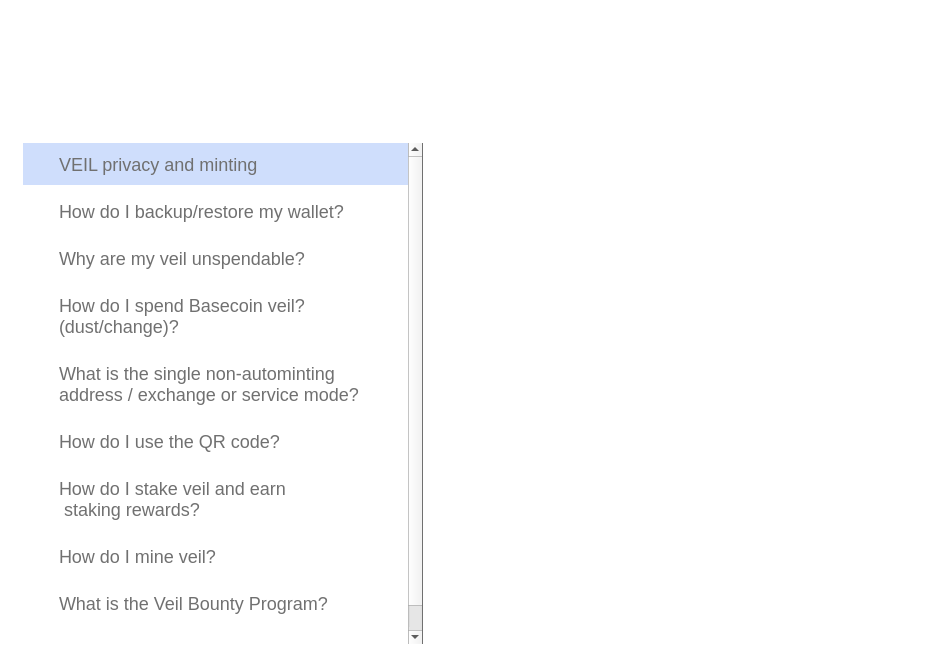
First picture: the form in src/qt/veil/forms/settingsfaq.ui, repository Veil-Project/veil, before the edit.
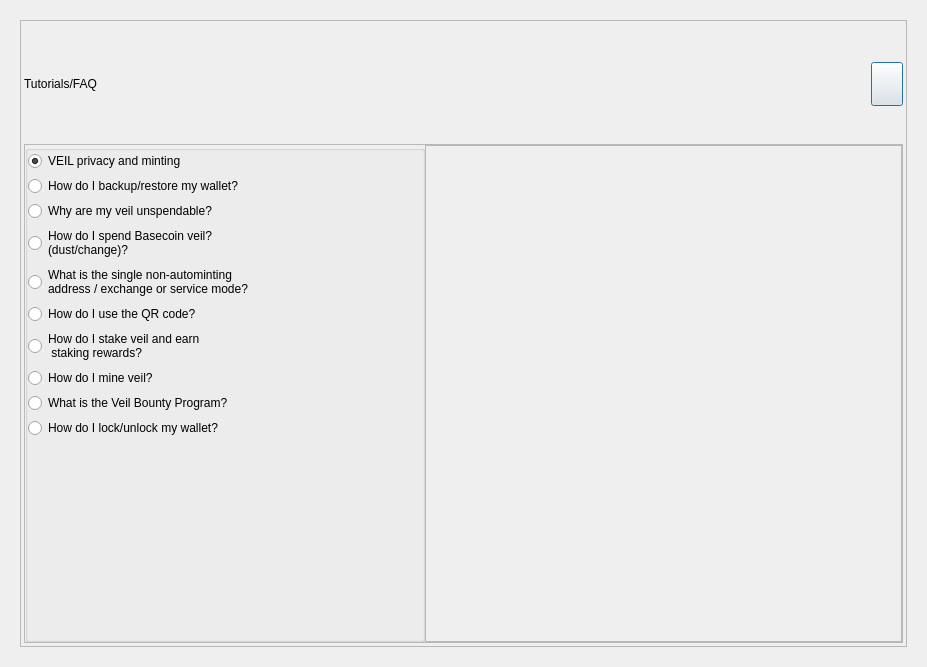
Second picture: the form after the edit. Icons and pictures are not drawn.

```diff
--- a/src/qt/veil/forms/settingsfaq.ui
+++ b/src/qt/veil/forms/settingsfaq.ui
@@ -19,11 +19,6 @@
   <property name="windowTitle">
    <string>Form</string>
   </property>
-  <property name="styleSheet">
-   <string notr="true">#SettingsFaq{
-	background-color:transparent;
-}</string>
-  </property>
   <layout class="QVBoxLayout" name="verticalLayout_2">
    <property name="spacing">
     <number>0</number>
@@ -48,13 +43,6 @@
        <height>0</height>
       </size>
      </property>
-     <property name="styleSheet">
-      <string notr="true">#frameBase{
- border:none;
-  background-color: transparent;
-  border-radius: 20px;
-}</string>
-     </property>
      <property name="frameShape">
       <enum>QFrame::StyledPanel</enum>
      </property>
@@ -91,15 +79,6 @@
           <height>150</height>
          </size>
         </property>
-        <property name="styleSheet">
-         <string notr="true">#frame{
-border-image: url(&quot;:/icons/img-banner-top-png&quot;) 0 0 0 0 stretch stretch;
-    padding:10px;
-    margin:0px;
-    border-top-right-radius: 20px;
-    border-top-left-radius: 20px;
-}</string>
-        </property>
         <property name="frameShape">
          <enum>QFrame::NoFrame</enum>
         </property>
@@ -135,12 +114,6 @@
              <property name="layoutDirection">
               <enum>Qt::LeftToRight</enum>
              </property>
-             <property name="styleSheet">
-              <string notr="true">#frame_t{
-background:none;
-background-color:transparent;
-}</string>
-             </property>
              <layout class="QHBoxLayout" name="horizontalLayout_4">
               <property name="spacing">
                <number>6</number>
@@ -159,13 +132,6 @@
               </property>
               <item alignment="Qt::AlignVCenter">
                <widget class="QLabel" name="label_3">
-                <property name="styleSheet">
-                 <string notr="true">text-align: left;
-  color: #ffffff;
-font-size:40px;
-font-weight:light;
-</string>
-                </property>
                 <property name="text">
                  <string>Tutorials/FAQ</string>
                 </property>
@@ -196,14 +162,6 @@
                  <height>44</height>
                 </size>
                </property>
-               <property name="styleSheet">
-                <string notr="true">#btnEsc {
-background-color:transparent;
-border:0px;
-background-repeat:no-repeat;
-background-position: center;
-}</string>
-               </property>
                <property name="text">
                 <string/>
                </property>
@@ -228,14 +186,6 @@
       </item>
       <item>
        <widget class="QFrame" name="frame_2">
-        <property name="styleSheet">
-         <string notr="true">#frame_2{
- border:none;
-  border-bottom-right-radius: 20px;
-  border-bottom-left-radius: 20px;
-  margin:0px;
-}</string>
-        </property>
         <property name="frameShape">
          <enum>QFrame::StyledPanel</enum>
         </property>
@@ -275,23 +225,6 @@
              <height>16777215</height>
             </size>
            </property>
-           <property name="styleSheet">
-            <string notr="true">#scrollArea {
-border-right:1px solid #707070;
-margin:0px;
-background-color:white;
-}
-QScrollBar {
-background-color:white;
-border:0;
-}
-QScrollBar:vertical {             
- border: 0px ;
- background:white;
- width:10px;    
-  margin: 0px 0px 0px 0px;
-}</string>
-           </property>
            <property name="frameShape">
             <enum>QFrame::NoFrame</enum>
            </property>
@@ -319,10 +252,6 @@
               <height>16777215</height>
              </size>
             </property>
-            <property name="styleSheet">
-             <string notr="true">background-color:white;
-border-right:1px solid #707070;</string>
-            </property>
             <layout class="QVBoxLayout" name="verticalLayout_3">
              <property name="spacing">
               <number>0</number>
@@ -359,11 +288,6 @@
                  <height>16777215</height>
                 </size>
                </property>
-               <property name="styleSheet">
-                <string notr="true">background-color:white;
-border:none;
-margin:0px;</string>
-               </property>
                <property name="title">
                 <string/>
                </property>
@@ -400,37 +324,6 @@
                   <property name="focusPolicy">
                    <enum>Qt::NoFocus</enum>
                   </property>
-                  <property name="styleSheet">
-                   <string notr="true">#radioButton_01 {
-    border-radius: 0px;
-    border:  none;
-    margin:0px;
-    background-color:#ffffff;
-    color: #707070;
-    font-size: 18px;
-    padding:10px 30px 10px 30px;
-    text-align:center !important;
-}
-
-#radioButton_01:checked {
-    border:  none;
-     background-color:rgba(16,90,239,0.2);
-    color: #707070;
-    margin:0px;
-}
-
-#radioButton_01:unchecked {
-    border:  none;
-    background-color:white;
-    color: #707070;
-}
-
-#radioButton_01::indicator {
-    width:                  0px;
-    height:                 0px;
-    border-radius:          0px;
-}</string>
-                  </property>
                   <property name="text">
                    <string>VEIL privacy and minting</string>
                   </property>
@@ -456,35 +349,6 @@
                   <property name="focusPolicy">
                    <enum>Qt::NoFocus</enum>
                   </property>
-                  <property name="styleSheet">
-                   <string notr="true">#radioButton_03 {
-    border-radius: 0;
-    border:  0;
-    background-color:#ffffff;
-    color: #707070;
-    font-size: 18px;
-    padding:10 30 10 30;
-    text-align:center !important;
-}
-
-#radioButton_03:checked {
-    border:  0;
-     background-color:rgba(16,90,239,0.2);
-    color: #707070;
-}
-
-#radioButton_03:unchecked {
-    border:  0;
-    background-color:white;
-    color: #707070;
-}
-
-#radioButton_03::indicator {
-    width:                  0px;
-    height:                 0px;
-    border-radius:          0px;
-}</string>
-                  </property>
                   <property name="text">
                    <string>How do I backup/restore my wallet?</string>
                   </property>
@@ -507,35 +371,6 @@
                   <property name="focusPolicy">
                    <enum>Qt::NoFocus</enum>
                   </property>
-                  <property name="styleSheet">
-                   <string notr="true">#radioButton_04 {
-    border-radius: 0;
-    border:  0;
-    background-color:#ffffff;
-    color: #707070;
-    font-size: 18px;
-    padding:10 30 10 30;
-    text-align:center !important;
-}
-
-#radioButton_04:checked {
-    border:  0;
-     background-color:rgba(16,90,239,0.2);
-    color: #707070;
-}
-
-#radioButton_04:unchecked {
-    border:  0;
-    background-color:white;
-    color: #707070;
-}
-
-#radioButton_04::indicator {
-    width:                  0px;
-    height:                 0px;
-    border-radius:          0px;
-}</string>
-                  </property>
                   <property name="text">
                    <string>Why are my veil unspendable?</string>
                   </property>
@@ -558,35 +393,6 @@
                   <property name="focusPolicy">
                    <enum>Qt::NoFocus</enum>
                   </property>
-                  <property name="styleSheet">
-                   <string notr="true">#radioButton_05 {
-    border-radius: 0;
-    border:  0;
-    background-color:#ffffff;
-    color: #707070;
-    font-size: 18px;
-    padding:10 30 10 30;
-    text-align:center !important;
-}
-
-#radioButton_05:checked {
-    border:  0;
-     background-color:rgba(16,90,239,0.2);
-    color: #707070;
-}
-
-#radioButton_05:unchecked {
-    border:  0;
-    background-color:white;
-    color: #707070;
-}
-
-#radioButton_05::indicator {
-    width:                  0px;
-    height:                 0px;
-    border-radius:          0px;
-}</string>
-                  </property>
                   <property name="text">
                    <string>How do I spend Basecoin veil? 
 (dust/change)?</string>
@@ -610,35 +416,6 @@
                   <property name="focusPolicy">
                    <enum>Qt::NoFocus</enum>
                   </property>
-                  <property name="styleSheet">
-                   <string notr="true">#radioButton_06 {
-    border-radius: 0;
-    border:  0;
-    background-color:#ffffff;
-    color: #707070;
-    font-size: 18px;
-    padding:10 30 10 30;
-    text-align:center !important;
-}
-
-#radioButton_06:checked {
-    border:  0;
-     background-color:rgba(16,90,239,0.2);
-    color: #707070;
-}
-
-#radioButton_06:unchecked {
-    border:  0;
-    background-color:white;
-    color: #707070;
-}
-
-#radioButton_06::indicator {
-    width:                  0px;
-    height:                 0px;
-    border-radius:          0px;
-}</string>
-                  </property>
                   <property name="text">
                    <string>What is the single non-autominting 
 address / exchange or service mode?</string>
@@ -662,35 +439,6 @@
                   <property name="focusPolicy">
                    <enum>Qt::NoFocus</enum>
                   </property>
-                  <property name="styleSheet">
-                   <string notr="true">#radioButton_07 {
-    border-radius: 0;
-    border:  0;
-    background-color:#ffffff;
-    color: #707070;
-    font-size: 18px;
-    padding:10 30 10 30;
-    text-align:center !important;
-}
-
-#radioButton_07:checked {
-    border:  0;
-     background-color:rgba(16,90,239,0.2);
-    color: #707070;
-}
-
-#radioButton_07:unchecked {
-    border:  0;
-    background-color:white;
-    color: #707070;
-}
-
-#radioButton_07::indicator {
-    width:                  0px;
-    height:                 0px;
-    border-radius:          0px;
-}</string>
-                  </property>
                   <property name="text">
                    <string>How do I use the QR code?</string>
                   </property>
@@ -713,35 +461,6 @@
                   <property name="focusPolicy">
                    <enum>Qt::NoFocus</enum>
                   </property>
-                  <property name="styleSheet">
-                   <string notr="true">#radioButton_08 {
-    border-radius: 0;
-    border:  0;
-    background-color:#ffffff;
-    color: #707070;
-    font-size: 18px;;
-    padding:10 30 10 30;
-    text-align:center !important;
-}
-
-#radioButton_08:checked {
-    border:  0;
-     background-color:rgba(16,90,239,0.2);
-    color: #707070;
-}
-
-#radioButton_08:unchecked {
-    border:  0;
-    background-color:white;
-    color: #707070;
-}
-
-#radioButton_08::indicator {
-    width:                  0px;
-    height:                 0px;
-    border-radius:          0px;
-}</string>
-                  </property>
                   <property name="text">
                    <string>How do I stake veil and earn
  staking rewards?</string>
@@ -765,35 +484,6 @@
                   <property name="focusPolicy">
                    <enum>Qt::NoFocus</enum>
                   </property>
-                  <property name="styleSheet">
-                   <string notr="true">#radioButton_09 {
-    border-radius: 0;
-    border:  0;
-    background-color:#ffffff;
-    color: #707070;
-    font-size: 18px;
-    padding:10 30 10 30;
-    text-align:center !important;
-}
-
-#radioButton_09:checked {
-    border:  0;
-     background-color:rgba(16,90,239,0.2);
-    color: #707070;
-}
-
-#radioButton_09:unchecked {
-    border:  0;
-    background-color:white;
-    color: #707070;
-}
-
-#radioButton_09:indicator {
-    width:                  0px;
-    height:                 0px;
-    border-radius:          0px;
-}</string>
-                  </property>
                   <property name="text">
                    <string>How do I mine veil?</string>
                   </property>
@@ -816,35 +506,6 @@
                   <property name="focusPolicy">
                    <enum>Qt::NoFocus</enum>
                   </property>
-                  <property name="styleSheet">
-                   <string notr="true">#radioButton_10 {
-    border-radius: 0;
-    border:  0;
-    background-color:#ffffff;
-    color: #707070;
-    font-size: 18px;
-    padding:10 30 10 30;
-    text-align:center !important;
-}
-
-#radioButton_10:checked {
-    border:  0;
-     background-color:rgba(16,90,239,0.2);
-    color: #707070;
-}
-
-#radioButton_10:unchecked {
-    border:  0;
-    background-color:white;
-    color: #707070;
-}
-
-#radioButton_10::indicator {
-    width:                  0px;
-    height:                 0px;
-    border-radius:          0px;
-}</string>
-                  </property>
                   <property name="text">
                    <string>What is the Veil Bounty Program?</string>
                   </property>
@@ -867,37 +528,6 @@
                   <property name="focusPolicy">
                    <enum>Qt::NoFocus</enum>
                   </property>
-                  <property name="styleSheet">
-                   <string notr="true">#radioButton_12 {
-    border-radius: 0px;
-    border:  none;
-    margin:0px;
-    background-color:#ffffff;
-    color: #707070;
-    font-size: 18px;
-    padding:10px 30px 10px 30px;
-    text-align:center !important;
-}
-
-#radioButton_12:checked {
-    border:  none;
-     background-color:rgba(16,90,239,0.2);
-    color: #707070;
-    margin:0px;
-}
-
-#radioButton_12:unchecked {
-    border:  none;
-    background-color:white;
-    color: #707070;
-}
-
-#radioButton_12::indicator {
-    width:                  0px;
-    height:                 0px;
-    border-radius:          0px;
-}</string>
-                  </property>
                   <property name="text">
                    <string>How do I lock/unlock my wallet?</string>
                   </property>
@@ -925,10 +555,6 @@
          </item>
          <item>
           <widget class="QScrollArea" name="scrollArea_2">
-           <property name="styleSheet">
-            <string notr="true">background-color:white;
-border:0;</string>
-           </property>
            <property name="widgetResizable">
             <bool>true</bool>
            </property>
@@ -941,10 +567,6 @@
               <height>501</height>
              </rect>
             </property>
-            <property name="styleSheet">
-             <string notr="true">background-color:white;
-border:0;</string>
-            </property>
             <layout class="QVBoxLayout" name="verticalLayout">
              <property name="leftMargin">
               <number>0</number>
@@ -960,10 +582,6 @@
              </property>
              <item>
               <widget class="QStackedWidget" name="stackedWidget">
-               <property name="styleSheet">
-                <string notr="true">background-color:transparent;
-border:0;</string>
-               </property>
                <property name="lineWidth">
                 <number>0</number>
                </property>
```
